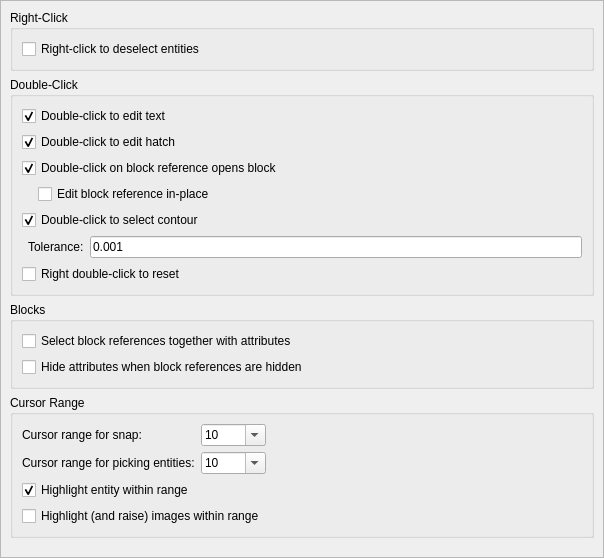
Old version of the form scripts/Edit/AppPreferences/GraphicsViewPreferences/BehaviorPreferences/PreferencesPage.ui in the repository qcad/qcad.
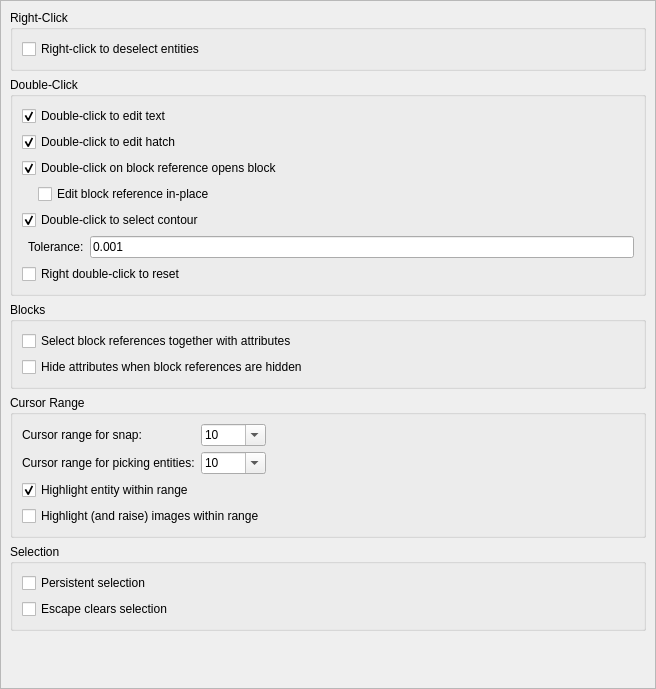
New version of the form. Custom widgets are drawn as their Qt base class.

Commit message: add preference to clear selection with esc

```diff
--- a/scripts/Edit/AppPreferences/GraphicsViewPreferences/BehaviorPreferences/PreferencesPage.ui
+++ b/scripts/Edit/AppPreferences/GraphicsViewPreferences/BehaviorPreferences/PreferencesPage.ui
@@ -6,8 +6,8 @@
    <rect>
     <x>0</x>
     <y>0</y>
-    <width>604</width>
-    <height>558</height>
+    <width>656</width>
+    <height>689</height>
    </rect>
   </property>
   <property name="windowTitle">
@@ -21,11 +21,11 @@
     <rect>
      <x>0</x>
      <y>0</y>
-     <width>602</width>
-     <height>556</height>
+     <width>654</width>
+     <height>687</height>
     </rect>
    </property>
-   <layout class="QVBoxLayout" name="verticalLayout_4">
+   <layout class="QVBoxLayout" name="verticalLayout_5">
     <item>
      <widget class="QGroupBox" name="RightClick">
       <property name="title">
@@ -320,6 +320,29 @@
       </layout>
      </widget>
     </item>
+    <item>
+     <widget class="QGroupBox" name="groupBox_7">
+      <property name="title">
+       <string>Selection</string>
+      </property>
+      <layout class="QVBoxLayout" name="verticalLayout_4">
+       <item>
+        <widget class="QCheckBox" name="PersistentSelection">
+         <property name="text">
+          <string>Persistent selection</string>
+         </property>
+        </widget>
+       </item>
+       <item>
+        <widget class="QCheckBox" name="EscapeClearsSelection">
+         <property name="text">
+          <string>Escape clears selection</string>
+         </property>
+        </widget>
+       </item>
+      </layout>
+     </widget>
+    </item>
     <item>
      <spacer name="verticalSpacer">
       <property name="orientation">
```
Left out of the diff: 4 changed lines with no effect on the pictures. The commit also changes 1 other file.
